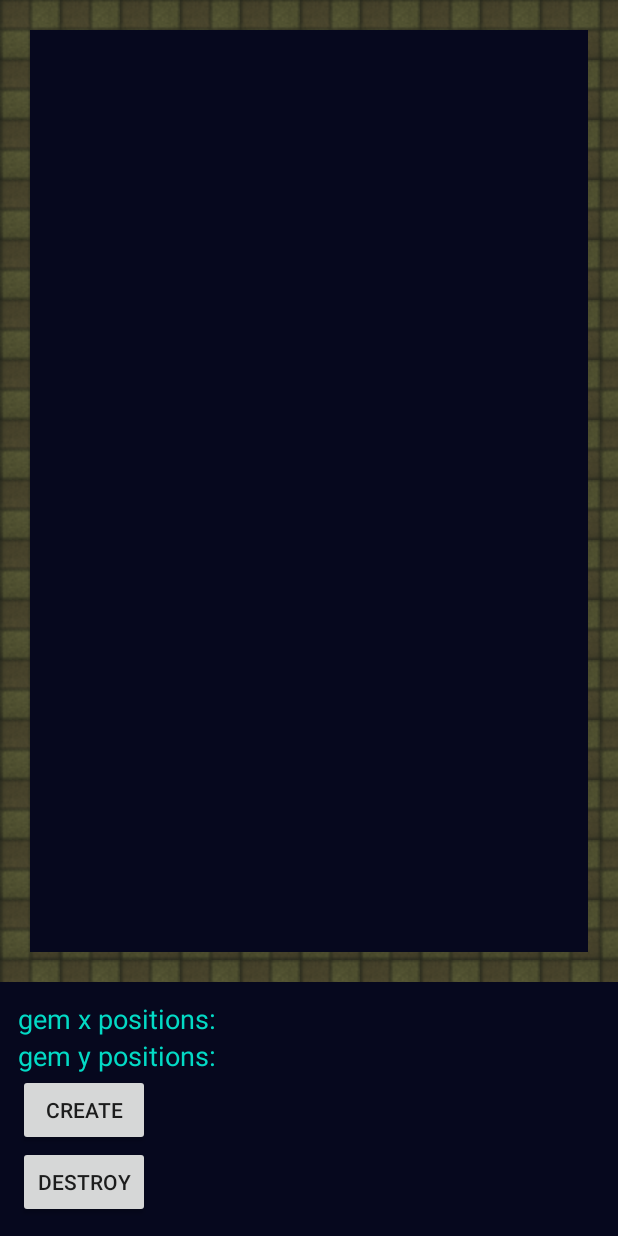
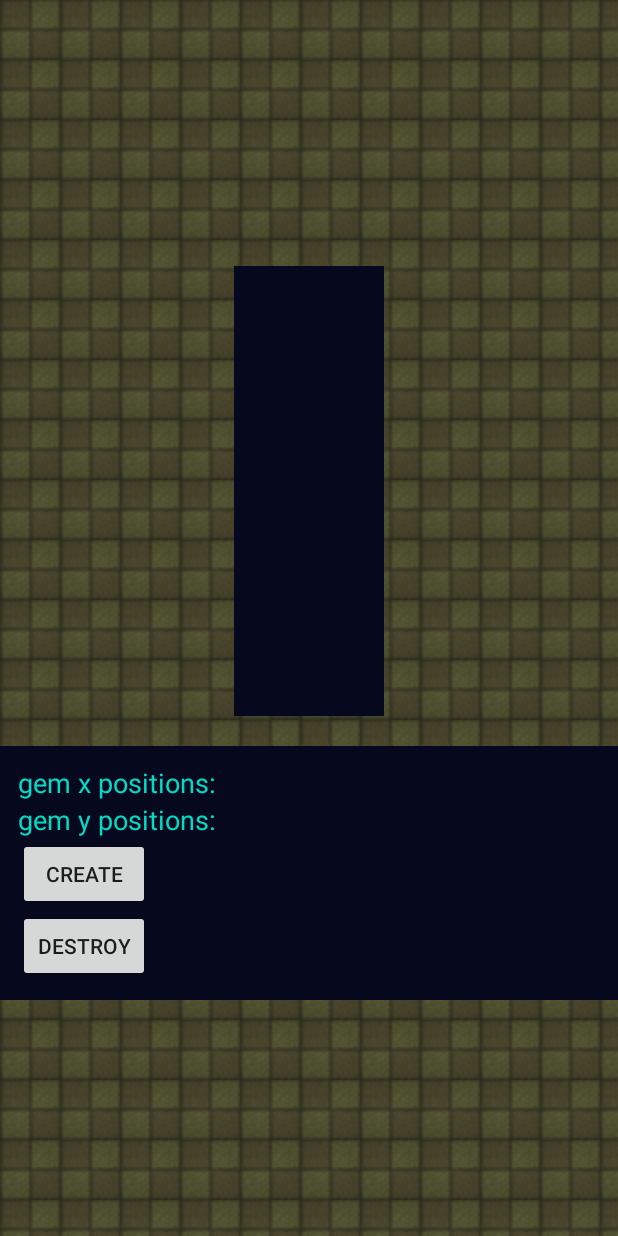
Before and after one commit to johncrawley/GemsDrop, an Android app: the layout fragment_game.xml on its own in the app's theme, with its tools: preview values and no code run, on a phone screen of 412 x 824 dp. Run offline under Robolectric (Android 15) with nearby library versions, the phone set to English and light mode, and no system bars.

Commit message:
Debugging issue with FrameLayout casting LayoutParams.

```diff
--- a/app/src/main/java/com/jcrawleydev/gemsdrop/view/fragments/game/GameFragment.java
+++ b/app/src/main/java/com/jcrawleydev/gemsdrop/view/fragments/game/GameFragment.java
@@ -69,7 +69,7 @@ public class GameFragment extends Fragment {
                 fragmentWidth = view.getMeasuredWidth();
                 fragmentHeight = view.getMeasuredHeight();
                 log("fragment dimensions: " + fragmentWidth + "," + fragmentHeight);
-                ViewGroup container = view.findViewById(R.id.gemContainer);
+                FrameLayout container = view.findViewById(R.id.gemContainer);
                 assignGemContainerDimensions(view, container);
                 log("gemContainerWidth, containerHeight: " + containerWidth + "," + containerHeight );
                 view.getViewTreeObserver().removeOnGlobalLayoutListener(this);
@@ -79,8 +79,7 @@ public class GameFragment extends Fragment {
     }
 
 
-
-    private void assignGemContainerDimensions(View parent, ViewGroup container){
+    private void assignGemContainerDimensions(View parent, FrameLayout container){
         if(container != null){
 
             int parentWidth = parent.getMeasuredWidth();
@@ -97,7 +96,8 @@ public class GameFragment extends Fragment {
             int horizontalMargin = marginHeight / 2;
 
             int adjustedWith = containerWidth - 100;
-            var layoutParams = new FrameLayout.LayoutParams(containerWidth, adjustedContainerHeight);
+            // var layoutParams;// = new FrameLayout.LayoutParams(containerWidth, adjustedContainerHeight);
+            var layoutParams = new FrameLayout.LayoutParams(400, 600);
             layoutParams.setMargins(horizontalMargin,verticalMargin,horizontalMargin,verticalMargin);
             container.setLayoutParams(layoutParams);
             smallestContainerDimension = Math.min(containerWidth, containerHeight);
--- a/app/src/main/res/layout/fragment_game.xml
+++ b/app/src/main/res/layout/fragment_game.xml
@@ -1,21 +1,28 @@
 <?xml version="1.0" encoding="utf-8"?>
+<!--
 <androidx.constraintlayout.widget.ConstraintLayout xmlns:android="http://schemas.android.com/apk/res/android"
     android:layout_width="match_parent"
     android:layout_height="match_parent"
     android:background="@drawable/background_1"
     android:tileMode="mirror"
     xmlns:app="http://schemas.android.com/apk/res-auto">
+    -->
+<LinearLayout xmlns:android="http://schemas.android.com/apk/res/android"
+    android:layout_width="match_parent"
+    android:layout_height="match_parent"
+    android:orientation="vertical"
+    android:background="@drawable/background_1"
+    android:gravity="center"
+    android:tileMode="mirror"
+    >
 
     <FrameLayout
         android:id="@+id/gemContainer"
         android:background="@color/colorPrimaryDark"
-        android:layout_width="match_parent"
-        android:layout_height="0dp"
+        android:layout_width="100dp"
+        android:layout_height="300dp"
         android:layout_margin="20dp"
-        app:layout_constraintBottom_toTopOf="@id/statsLayout"
-        app:layout_constraintEnd_toEndOf="parent"
-        app:layout_constraintStart_toStartOf="parent"
-        app:layout_constraintTop_toTopOf="parent" />
+        android:foregroundGravity="center" />
 
 
     <LinearLayout
@@ -25,11 +32,7 @@
         android:orientation="vertical"
         android:id="@+id/statsLayout"
 
-        app:layout_constraintBottom_toBottomOf="parent"
-        app:layout_constraintEnd_toEndOf="parent"
-        app:layout_constraintStart_toStartOf="parent"
-        android:padding="12dp"
-        app:layout_constraintTop_toBottomOf="@id/gemContainer">
+        android:padding="12dp">
 
         <TextView
             android:layout_width="match_parent"
@@ -64,4 +67,9 @@
     </LinearLayout>
 
 
+</LinearLayout>
+
+
+<!--
 </androidx.constraintlayout.widget.ConstraintLayout>
+-->
```
